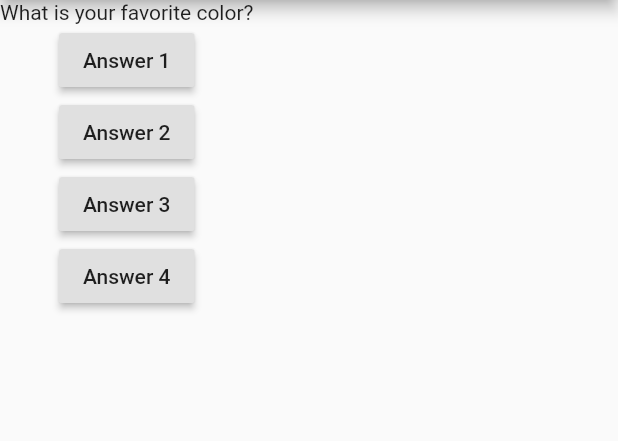
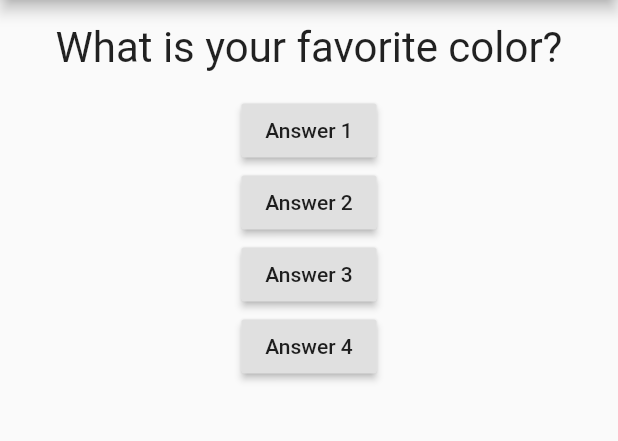
Before and after one commit to apantzar/quizer, a Flutter app: the screen it shows after launch, on a phone screen of 412 x 824 dp, the part 84-525 px from its top. Run offline on Flutter 3.47's test engine with Material 2 defaults, Android fonts, the phone set to English and light mode, and no system bars.

Commit message:
That with style :)

```diff
--- a/lib/question.dart
+++ b/lib/question.dart
@@ -3,13 +3,18 @@ import 'package:flutter/material.dart';
 class Question extends StatelessWidget {
   final String questionText;
 
-
-
   Question(this.questionText);
-
 
   @override
   Widget build(BuildContext context) {
-    return Text(questionText);
+    return Container(
+      width: double.infinity,
+      margin: EdgeInsets.all(15),
+      child: Text(
+        questionText,
+        style: TextStyle(fontSize: 28),
+        textAlign: TextAlign.center,
+      ),
+    );
   }
 }
```
